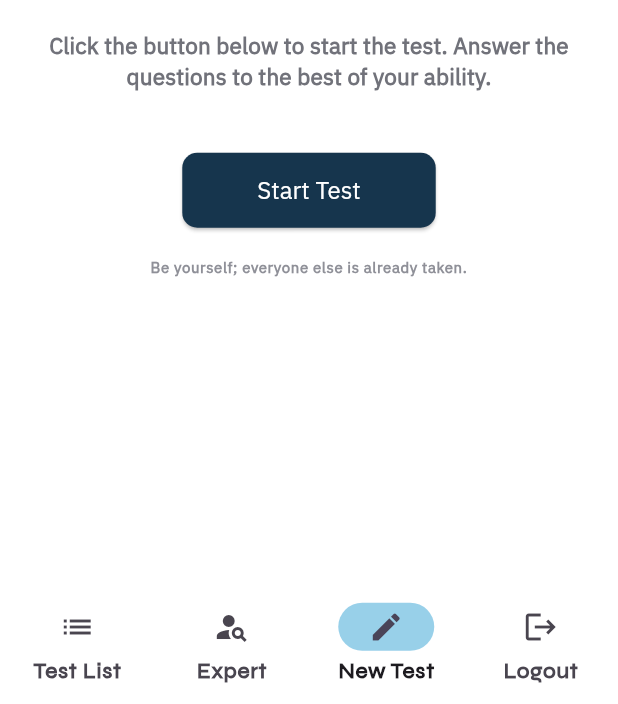
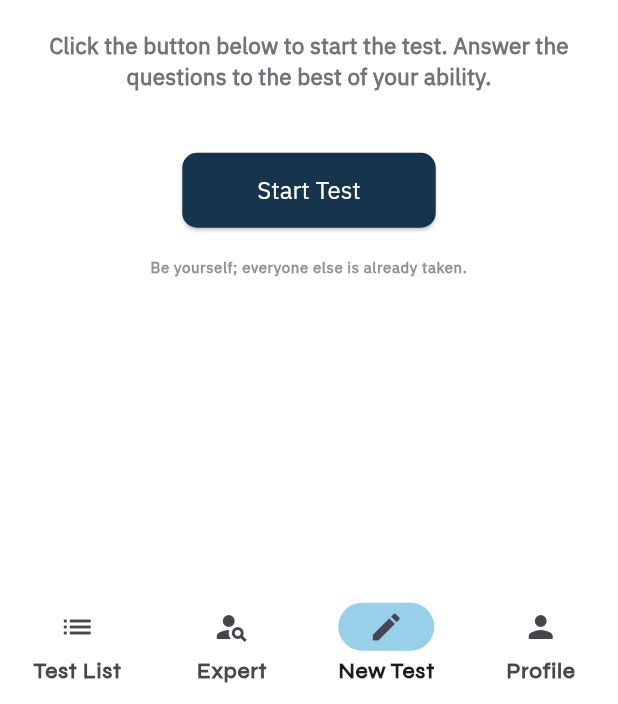
Before and after one commit to yousifdahabra/aegis-ai-app, a Flutter app: the NavigationMenu screen opened directly, item 3 of the bottom bar chosen, on a phone screen of 412 x 824 dp, the part 532-1236 px from its top. Run offline on Flutter 3.47's test engine with Material 3 defaults, Android fonts, the phone set to English and light mode, and no system bars; our stand-ins replace animate_do, bloc, dio, equatable, flutter_bloc, flutter_secure_storage and 3 more; accounts and stored records are empty; network calls fail.

Commit message:
App - update NavigationMenu

```diff
--- a/lib/common_widget/navigation_menu.dart
+++ b/lib/common_widget/navigation_menu.dart
@@ -1,9 +1,9 @@
-import 'package:ai_safety_app/views/auth/login.dart';
+import 'package:ai_safety_app/views/auth/profile.dart';
 import 'package:ai_safety_app/views/list/add_expert_request.dart';
+import 'package:ai_safety_app/views/list/expert_request.dart';
 import 'package:ai_safety_app/views/list/test_list.dart';
 import 'package:ai_safety_app/views/test_page.dart';
 import 'package:flutter/material.dart';
-import 'package:ai_safety_app/data/repositories/auth_repository.dart';
 
 class NavigationMenu extends StatefulWidget {
   const NavigationMenu({super.key});
@@ -17,42 +17,25 @@ class _NavigationMenuState extends State<NavigationMenu> {
 
   final List<Widget> _pages = [
     Center(child: TestList()),
-    Center(child: AddExpertRequest()),
+    Center(child: ExpertRequest()),
     Center(child: TestPage()),
-    const SizedBox(),
+    Center(child: Profile()),
   ];
-
-  Future<void> _logout() async {
-    final authRepository = AuthRepository();
-    await authRepository.logout();
-
-    if (!mounted) return;
-
-    Navigator.pushAndRemoveUntil(
-      context,
-      MaterialPageRoute(builder: (context) => const Login()),
-      (route) => false,
-    );
-  }
 
   @override
   Widget build(BuildContext context) {
     return Scaffold(
-      body: _selectedIndex == 3 ? const SizedBox() : _pages[_selectedIndex],
+      body: _pages[_selectedIndex],
       bottomNavigationBar: NavigationBar(
         backgroundColor: Colors.white,
-        indicatorColor: const Color.fromARGB(122, 40, 156, 210),
+        indicatorColor: Color.fromARGB(122, 40, 156, 210),
         selectedIndex: _selectedIndex,
-        onDestinationSelected: (int index) async {
-          if (index == 3) {
-            await _logout();
-          } else {
-            setState(() {
-              _selectedIndex = index;
-            });
-          }
+        onDestinationSelected: (int index) {
+          setState(() {
+            _selectedIndex = index;
+          });
         },
-        destinations: const [
+        destinations: [
           NavigationDestination(
             icon: Icon(Icons.list),
             label: 'Test List',
@@ -66,8 +49,8 @@ class _NavigationMenuState extends State<NavigationMenu> {
             label: 'New Test',
           ),
           NavigationDestination(
-            icon: Icon(Icons.logout),
-            label: 'Logout',
+            icon: Icon(Icons.person),
+            label: 'Profile',
           ),
         ],
       ),
```
